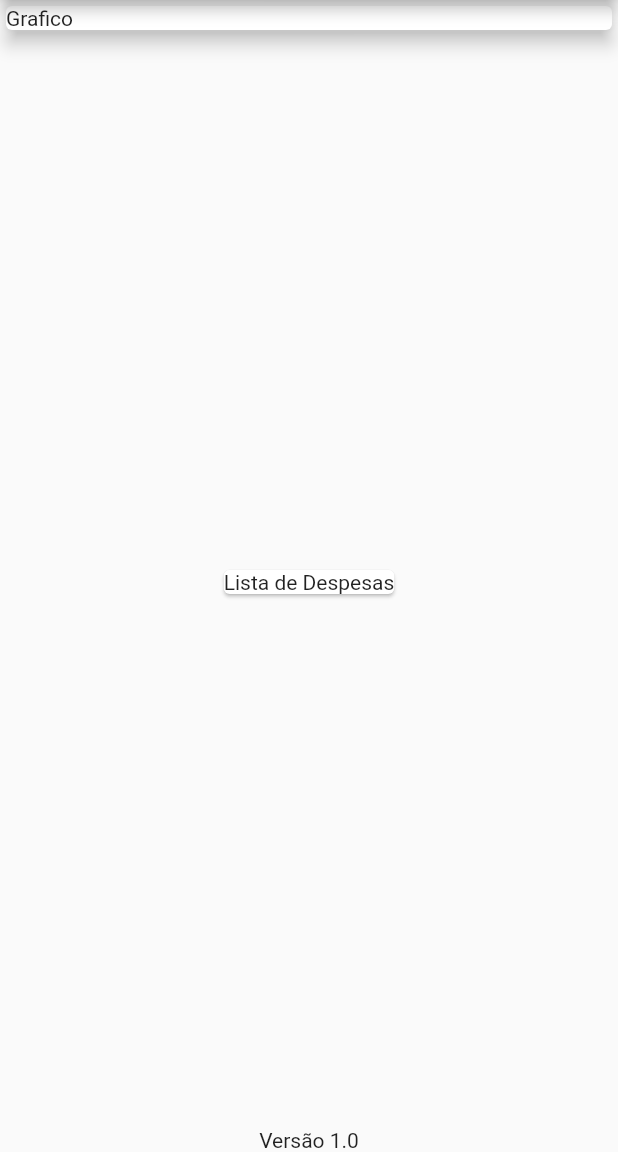
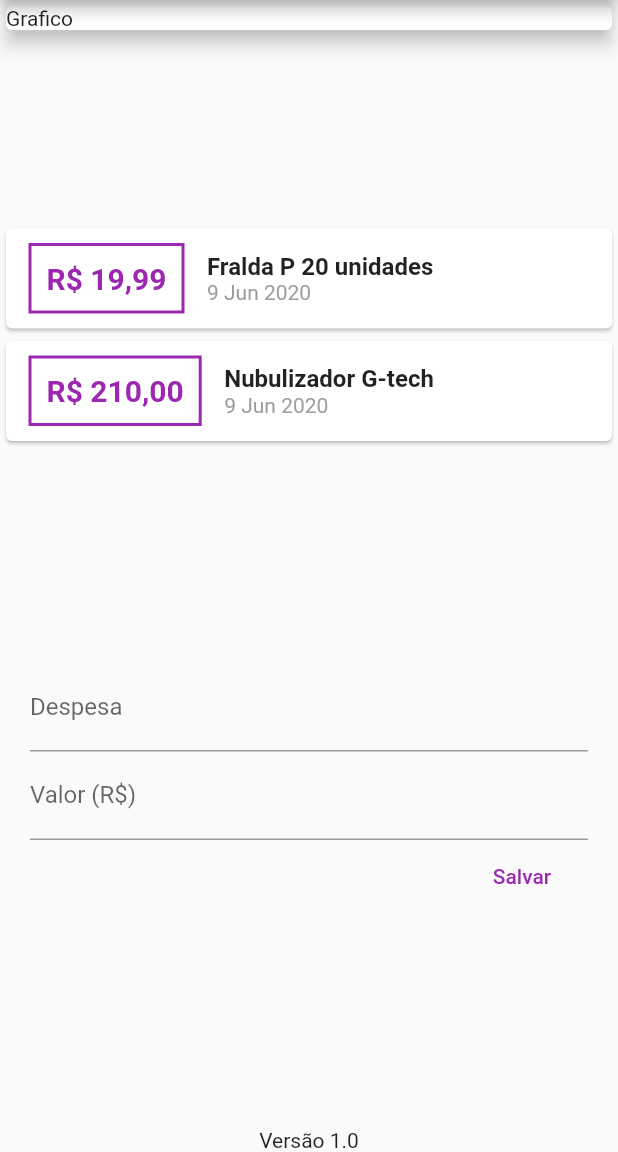
Before and after one commit to DaniloLM/despesas_pessoais, a Flutter app: the screen it shows after launch, on a phone screen of 412 x 824 dp, the part 84-1236 px from its top. Run offline on Flutter 3.47's test engine with Material 2 defaults, Android fonts, the phone set to English and light mode, and no system bars.

Commit message:
Tratamento de data

```diff
--- a/lib/main.dart
+++ b/lib/main.dart
@@ -1,5 +1,6 @@
 import 'package:despesas_pessoais/pages/homePage.dart';
 import 'package:flutter/material.dart';
+
 
 void main() => runApp(ExpensesApp());
 
--- a/lib/pages/homePage.dart
+++ b/lib/pages/homePage.dart
@@ -1,6 +1,25 @@
+import 'package:despesas_pessoais/model/transaction.dart';
 import 'package:flutter/material.dart';
+import 'package:intl/intl.dart';
 
 class HomePage extends StatelessWidget {
+  final titleController = TextEditingController();
+  final valueController = TextEditingController();
+
+  final _transaction = [
+    Transaction(
+      id: 't1',
+      title: 'Fralda P 20 unidades',
+      value: 19.99,
+      date: DateTime.now(),
+    ),
+    Transaction(
+      id: 't2',
+      title: 'Nubulizador G-tech',
+      value: 210.00,
+      date: DateTime.now(),
+    ),
+  ];
   @override
   Widget build(BuildContext context) {
     return Scaffold(
@@ -17,8 +36,85 @@ class HomePage extends StatelessWidget {
               elevation: 5,
             ),
           ),
-          Card(
-            child: Text('Lista de Despesas'),
+          Column(
+            children: _transaction.map((tr) {
+              return Card(
+                child: Row(
+                  children: <Widget>[
+                    Container(
+                      decoration: BoxDecoration(
+                          border: Border.all(
+                        color: Colors.purple,
+                        width: 2,
+                      )),
+                      margin: EdgeInsets.symmetric(
+                        horizontal: 15,
+                        vertical: 10,
+                      ),
+                      padding: EdgeInsets.all(10),
+                      child: Text(
+                        'R\$ ${tr.value.toStringAsFixed(2).replaceFirst(new RegExp(r'\.'), ',')}',
+                        style: TextStyle(
+                          fontSize: 20,
+                          fontWeight: FontWeight.bold,
+                          color: Colors.purple,
+                        ),
+                      ),
+                    ),
+                    Column(
+                      crossAxisAlignment: CrossAxisAlignment.start,
+                      children: <Widget>[
+                        Text(
+                          tr.title,
+                          style: TextStyle(
+                            fontSize: 16,
+                            fontWeight: FontWeight.bold,
+                          ),
+                        ),
+                        Text(
+                          DateFormat('d MMM y').format(tr.date),
+                          style: TextStyle(
+                            color: Colors.grey,
+                          ),
+                        ),
+                      ],
+                    ),
+                  ],
+                ),
+              );
+            }).toList(),
+          ),
+          Padding(
+            padding: EdgeInsets.all(20),
+            child: Column(
+              children: <Widget>[
+                TextField(
+                  controller: titleController,
+                  decoration: InputDecoration(
+                    labelText: 'Despesa',
+                  ),
+                ),
+                TextField(
+                  controller: valueController,
+                  decoration: InputDecoration(
+                    labelText: 'Valor (R\$)',
+                  ),
+                ),
+                Row(
+                  mainAxisAlignment: MainAxisAlignment.end,
+                  children: <Widget>[
+                    FlatButton(
+                      textColor: Colors.purple,
+                      onPressed: () {
+                        print(titleController.text);
+                        print(valueController.text);
+                      },
+                      child: Text('Salvar'),
+                    ),
+                  ],
+                ),
+              ],
+            ),
           ),
           Container(
             child: Text('Versão 1.0'),
--- a/pubspec.yaml
+++ b/pubspec.yaml
@@ -23,7 +23,7 @@ environment:
 dependencies:
   flutter:
     sdk: flutter
-
+  intl: ^0.16.1
 
   # The following adds the Cupertino Icons font to your application.
   # Use with the CupertinoIcons class for iOS style icons.
```
Also changed, not shown: pubspec.lock.
